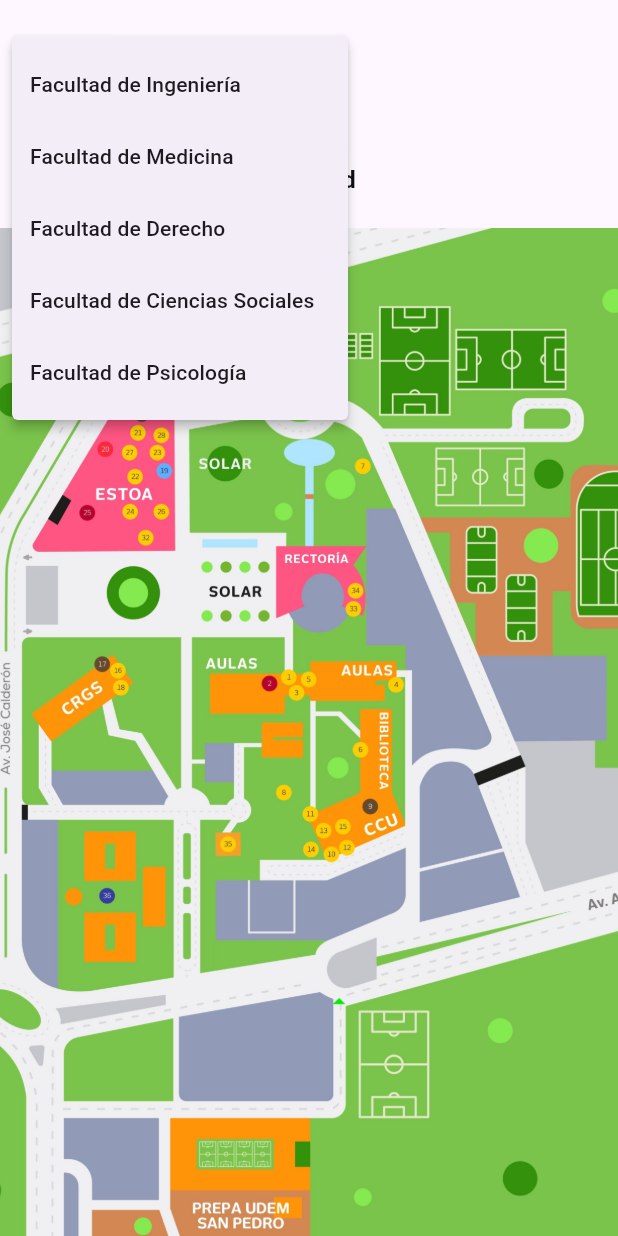
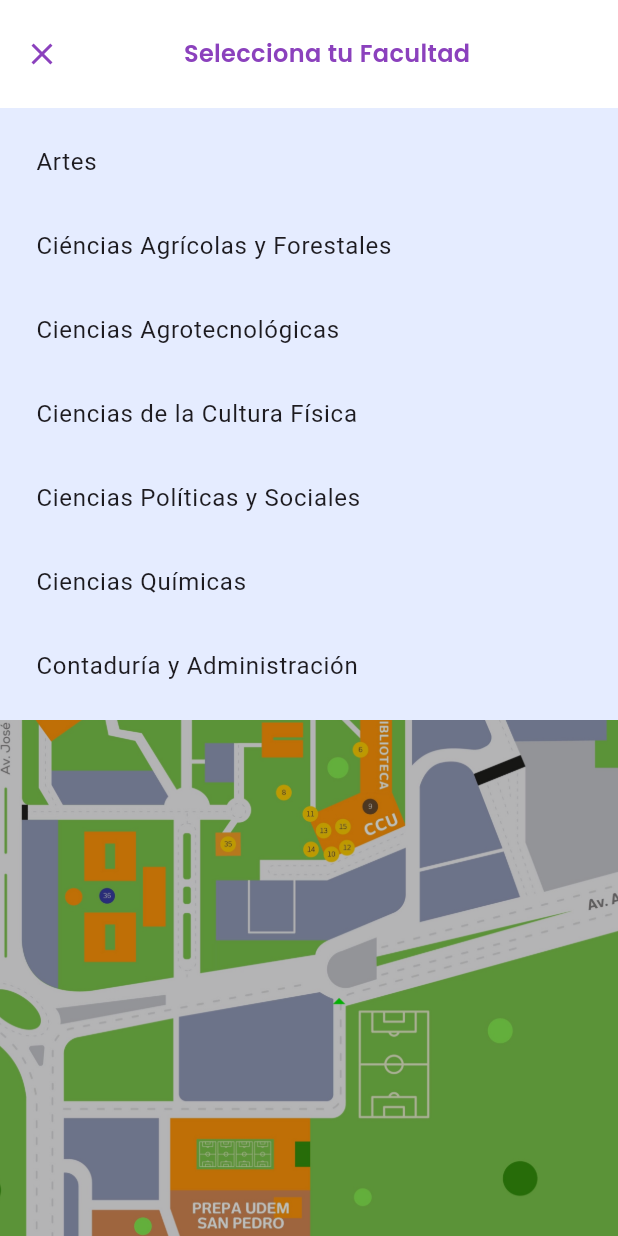
Before and after one commit to jonamx13/uach_mobile, a Flutter app: the MapaScreen screen opened by its route, after a tap on "Facultad", on a phone screen of 412 x 824 dp. Run offline on Flutter 3.47's test engine with Material 3 defaults, Android fonts, the phone set to English and light mode, and no system bars; our stand-ins replace flutter_svg.

Commit message:
Map Dropdown styling

```diff
--- a/lib/features/mapa/mapa_screen.dart
+++ b/lib/features/mapa/mapa_screen.dart
@@ -1,5 +1,5 @@
 import 'package:flutter/material.dart';
-
+import 'widgets/facultad_dropdown.dart'; // Asegúrate de que la ruta sea correcta
 
 class MapaScreen extends StatelessWidget {
   @override
@@ -23,18 +23,16 @@ class MapaScreen extends StatelessWidget {
                 ),
               ),
             ),
-            // Botón de Facultad (ahora un TextButton)
-            FacultadDropdown(),
-            // Contenedor con el mapa interactivo
+            FacultadDropdown(), // Botón de Facultad
             Expanded(
               child: InteractiveViewer(
                 boundaryMargin: EdgeInsets.zero,
                 minScale: 1.0,
-                maxScale: 7.0, // Ajusta según el nivel máximo de zoom deseado
-                child: ClipRect( // Limita el movimiento a los bordes de la imagen
+                maxScale: 7.0,
+                child: ClipRect(
                   child: Image.asset(
-                    'assets/images/placeholder_map.jpeg', // Ruta de tu imagen de mapa
-                    fit: BoxFit.cover, // Asegura que la imagen cubra todo el alto del contenedor
+                    'assets/images/placeholder_map.jpeg',
+                    fit: BoxFit.cover,
                   ),
                 ),
               ),
@@ -45,66 +43,3 @@ class MapaScreen extends StatelessWidget {
     );
   }
 }
-
-class FacultadDropdown extends StatefulWidget {
-  @override
-  _FacultadDropdownState createState() => _FacultadDropdownState();
-}
-
-class _FacultadDropdownState extends State<FacultadDropdown> {
-  String selectedFacultad = 'Facultad'; // Valor por defecto
-  final List<String> facultades = [
-    'Facultad de Ingeniería',
-    'Facultad de Medicina',
-    'Facultad de Derecho',
-    'Facultad de Ciencias Sociales',
-    'Facultad de Psicología'
-  ];
-
-  void _showDropdown(BuildContext context) async {
-    // Ajustamos la posición para que el menú se muestre sobre todo el contenido, respetando el SafeArea
-    final RenderBox button = context.findRenderObject() as RenderBox;
-    final Offset buttonPosition = button.localToGlobal(Offset.zero);
-    final double buttonHeight = button.size.height;
-
-    final String? selected = await showMenu<String>(
-      context: context,
-      position: RelativeRect.fromLTRB(
-        0, // Lo posicionamos en el borde izquierdo de la pantalla
-        buttonPosition.dy - buttonHeight,  // Esto posiciona el menú sobre el padding y la palabra "Mapa"
-        buttonPosition.dx + button.size.width,
-        buttonPosition.dy + 200, // Establecemos un tamaño fijo para el menú
-      ),
-      items: facultades.map((facultad) {
-        return PopupMenuItem<String>(
-          value: facultad,
-          child: Text(facultad),
-        );
-      }).toList(),
-    );
-
-    if (selected != null) {
-      setState(() {
-        selectedFacultad = selected;
-      });
-    }
-  }
-
-  @override
-  Widget build(BuildContext context) {
-    return Padding(
-      padding: const EdgeInsets.symmetric(horizontal: 16.0, vertical: 8.0),
-      child: TextButton(
-        onPressed: () => _showDropdown(context),
-        child: Text(
-          selectedFacultad,  // Muestra la facultad seleccionada o 'Facultad' si no se ha elegido ninguna
-          style: TextStyle(
-            fontSize: 16,
-            fontWeight: FontWeight.w600,
-            color: Color(0xFF0E1016), // Aseguramos que el color del texto sea adecuado
-          ),
-        ),
-      ),
-    );
-  }
-}
--- /dev/null
+++ b/lib/features/mapa/widgets/facultad_dropdown.dart
@@ -0,0 +1,94 @@
+import 'package:flutter/material.dart';
+import 'facultad_dropdown_button.dart';
+import 'facultad_dropdown_overlay.dart';
+
+class FacultadDropdown extends StatefulWidget {
+  @override
+  _FacultadDropdownState createState() => _FacultadDropdownState();
+}
+
+class _FacultadDropdownState extends State<FacultadDropdown> with SingleTickerProviderStateMixin {
+  String selectedFacultad = 'Facultad'; // Valor por defecto
+  final List<String> facultades = [
+    'Artes',
+    'Ciéncias Agrícolas y Forestales',
+    'Ciencias Agrotecnológicas',
+    'Ciencias de la Cultura Física',
+    'Ciencias Políticas y Sociales',
+    'Ciencias Químicas',
+    'Contaduría y Administración',
+  ];
+
+  OverlayEntry? _overlayEntry;
+  AnimationController? _animationController;
+  Animation<double>? _opacityAnimation;
+  Animation<double>? _scaleAnimation;
+
+  @override
+  void initState() {
+    super.initState();
+    _animationController = AnimationController(
+      vsync: this,
+      duration: Duration(milliseconds: 300),
+    );
+
+    // Animación de opacidad para el fondo
+    _opacityAnimation = Tween<double>(begin: 0, end: 0.5).animate(_animationController!);
+
+    // Animación de escala vertical (solo eje Y)
+    _scaleAnimation = Tween<double>(begin: 0, end: 1).animate(
+      CurvedAnimation(
+        parent: _animationController!,
+        curve: Curves.easeInOut,
+      ),
+    );
+  }
+
+  @override
+  void dispose() {
+    _animationController?.dispose();
+    super.dispose();
+  }
+
+  void _showDropdown() {
+    final overlay = Overlay.of(context)!;
+    _overlayEntry = FacultadDropdownOverlay(
+      context: context,
+      animationController: _animationController!,
+      opacityAnimation: _opacityAnimation!,
+      scaleAnimation: _scaleAnimation!,
+      facultades: facultades,
+      onSelect: (facultad) {
+        setState(() {
+          selectedFacultad = facultad;
+        });
+        _closeDropdown();
+      },
+      currentSelection: selectedFacultad, // Pasamos el texto actual al overlay
+    ).createOverlayEntry();
+
+    overlay.insert(_overlayEntry!);
+    _animationController?.forward(); // Iniciar la animación
+  }
+
+  void _closeDropdown() {
+    _animationController?.reverse().then((_) {
+      _overlayEntry?.remove();
+      _overlayEntry = null;
+    });
+  }
+
+  @override
+  Widget build(BuildContext context) {
+    return FacultadDropdownButton(
+      onPressed: () {
+        if (_overlayEntry == null) {
+          _showDropdown();
+        } else {
+          _closeDropdown();
+        }
+      },
+      selectedFacultad: selectedFacultad,
+    );
+  }
+}
--- a/lib/features/mapa/widgets/facultades/facultad_button.dart
+++ b/lib/features/mapa/widgets/facultad_dropdown_button.dart
@@ -1,17 +1,21 @@
 import 'package:flutter/material.dart';
 
-class FacultadButton extends StatelessWidget {
+class FacultadDropdownButton extends StatelessWidget {
+  final VoidCallback onPressed;
   final String selectedFacultad;
-  final VoidCallback onPressed;
 
-  FacultadButton({required this.selectedFacultad, required this.onPressed});
+  const FacultadDropdownButton({
+    Key? key,
+    required this.onPressed,
+    required this.selectedFacultad,
+  }) : super(key: key);
 
   @override
   Widget build(BuildContext context) {
     return Padding(
       padding: const EdgeInsets.symmetric(horizontal: 16.0, vertical: 8.0),
       child: TextButton(
-        onPressed: onPressed,  // Acción al presionar el botón
+        onPressed: onPressed,
         child: Text(
           selectedFacultad,
           style: TextStyle(
--- /dev/null
+++ b/lib/features/mapa/widgets/facultad_dropdown_menu.dart
@@ -0,0 +1,65 @@
+import 'package:flutter/material.dart';
+
+class FacultadDropdownMenu extends StatelessWidget {
+  final List<String> facultades;
+  final Function(String) onSelect;
+
+  const FacultadDropdownMenu({
+    Key? key,
+    required this.facultades,
+    required this.onSelect,
+  }) : super(key: key);
+
+  @override
+  Widget build(BuildContext context) {
+    return Material(
+      color:  Color(0xFFE5ECFF),
+      child: Column(
+        children: [
+          // Encabezado con ícono de cerrar y texto centrado
+          Container(
+            height: 72, // Altura fija de 72px
+            padding: EdgeInsets.symmetric(horizontal: 16.0),
+            color: Color(0xFFFFFFFF), // Fondo de color #E5ECFF
+            child: Row(
+              children: [
+                // Ícono de cerrar a la izquierda
+                Icon(
+                  Icons.close,
+                  color: Color(0xFF8B41BD), // Color del ícono (opcional)
+                ),
+                // Texto centrado con el estilo que especificaste
+                Expanded(
+                  child: Center(
+                    child: Text(
+                      'Selecciona tu Facultad',
+                      style: TextStyle(
+                        fontFamily: 'Poppins',
+                        fontWeight: FontWeight.w600,
+                        fontSize: 16,
+                        color: Color(0xFF8B41BD), // Color #8B41BD
+                      ),
+                    ),
+                  ),
+                ),
+              ],
+            ),
+          ),
+          // Lista de opciones del dropdown
+          ListView(
+            padding: EdgeInsets.all(8),
+            shrinkWrap: true,
+            children: facultades.map((facultad) {
+              return ListTile(
+                title: Text(facultad),
+                onTap: () {
+                  onSelect(facultad);
+                },
+              );
+            }).toList(),
+          ),
+        ],
+      ),
+    );
+  }
+}
--- /dev/null
+++ b/lib/features/mapa/widgets/facultad_dropdown_overlay.dart
@@ -0,0 +1,71 @@
+import 'package:flutter/material.dart';
+import 'facultad_dropdown_menu.dart';
+
+class FacultadDropdownOverlay {
+  final BuildContext context;
+  final AnimationController animationController;
+  final Animation<double> opacityAnimation;
+  final Animation<double> scaleAnimation;
+  final List<String> facultades;
+  final Function(String) onSelect;
+  final String currentSelection;
+
+  FacultadDropdownOverlay({
+    required this.context,
+    required this.animationController,
+    required this.opacityAnimation,
+    required this.scaleAnimation,
+    required this.facultades,
+    required this.onSelect,
+    required this.currentSelection, // Agregar el texto actual
+  });
+
+  OverlayEntry createOverlayEntry() {
+    return OverlayEntry(
+      builder: (context) => GestureDetector(
+        behavior: HitTestBehavior.opaque,
+        onTap: () {
+          // Solo cierra el overlay sin cambiar el texto si no hay selección
+          if (currentSelection == "") {
+            onSelect(""); // Si el texto estaba vacío, cerramos sin hacer cambios
+          } else {
+            onSelect(currentSelection); // Mantener el texto actual si no hay selección
+          }
+        },
+        child: AnimatedBuilder(
+          animation: animationController,
+          builder: (context, _) {
+            return Stack(
+              children: [
+                // Fondo con opacidad animada
+                AnimatedOpacity(
+                  opacity: opacityAnimation.value,
+                  duration: Duration(milliseconds: 300),
+                  child: Container(
+                    color: Colors.black.withOpacity(opacityAnimation.value),
+                  ),
+                ),
+                // SafeArea envuelve el dropdown con ScaleTransition solo en el eje Y
+                Positioned(
+                  top: 0,
+                  left: 0,
+                  right: 0,
+                  child: SafeArea(
+                    child: Transform(
+                      transform: Matrix4.diagonal3Values(1, scaleAnimation.value, 1),
+                      alignment: Alignment.topCenter,
+                      child: FacultadDropdownMenu(
+                        facultades: facultades,
+                        onSelect: onSelect,
+                      ),
+                    ),
+                  ),
+                ),
+              ],
+            );
+          },
+        ),
+      ),
+    );
+  }
+}
--- a/lib/features/mapa/widgets/facultades/facultad_menu.dart
+++ /dev/null
@@ -1,41 +0,0 @@
-import 'package:flutter/material.dart';
-
-class FacultadMenu extends StatelessWidget {
-  final Function(String) onFacultadSelected;
-
-  FacultadMenu({required this.onFacultadSelected});
-
-  final List<String> facultades = [
-    'Facultad de Ingeniería',
-    'Facultad de Medicina',
-    'Facultad de Derecho',
-    'Facultad de Ciencias Sociales',
-    'Facultad de Psicología'
-  ];
-
-  @override
-  Widget build(BuildContext context) {
-    return Column(
-      children: facultades.map((facultad) {
-        return GestureDetector(
-          onTap: () {
-            onFacultadSelected(facultad);  // Llama al callback con la facultad seleccionada
-          },
-          child: Container(
-            padding: EdgeInsets.symmetric(vertical: 10),
-            width: double.infinity,
-            child: Text(
-              facultad,
-              textAlign: TextAlign.center,
-              style: TextStyle(
-                fontSize: 16,
-                fontWeight: FontWeight.w600,
-                color: Color(0xFF0E1016),
-              ),
-            ),
-          ),
-        );
-      }).toList(),
-    );
-  }
-}
```
